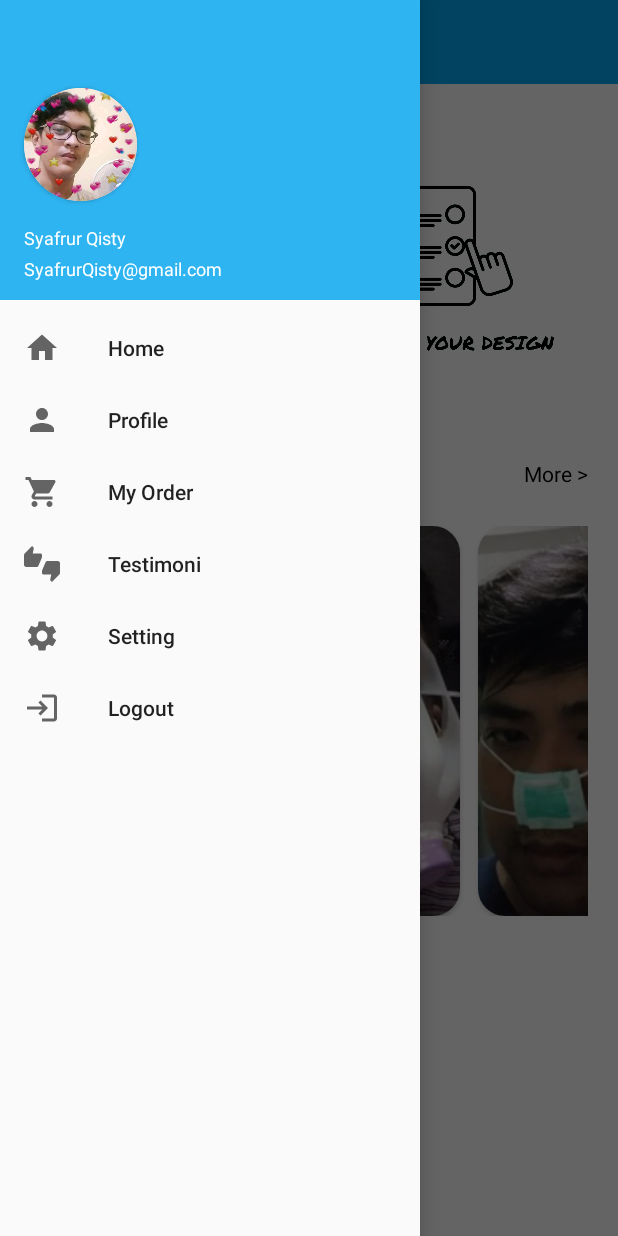
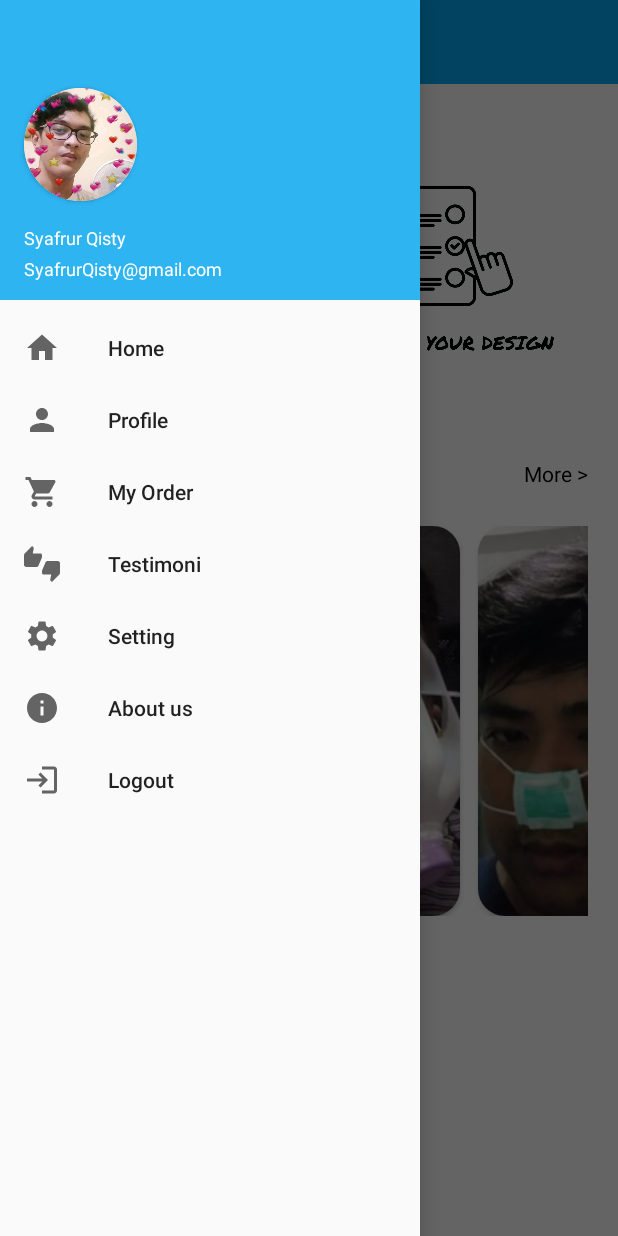
Before and after one commit to faynald/Maskerku-java, an Android app: the screen it shows after launch (MainActivity), with the side drawer open, on a phone screen of 412 x 824 dp. Run offline under Robolectric (Android 15) with nearby library versions, the phone set to English and light mode, and no system bars.

Commit message:
added about us page

```diff
--- a/app/src/main/java/com/pemvis/maskerku/MainActivity.java
+++ b/app/src/main/java/com/pemvis/maskerku/MainActivity.java
@@ -64,6 +64,11 @@ public class MainActivity extends AppCompatActivity {
         startActivity(new Intent(this, SettingActivity.class));
     }
 
+    public void toAboutus(MenuItem item){
+        drawerLayout.closeDrawers();
+        startActivity(new Intent(this, AboutusActivity.class));
+    }
+
     public void toLogin(MenuItem item) {
         drawerLayout.closeDrawers();
         startActivity(new Intent(MainActivity.this, LoginActivity.class));
--- /dev/null
+++ b/app/src/main/res/drawable/ic_baseline_info_24.xml
@@ -0,0 +1,6 @@
+<vector android:height="24dp"
+    android:tint="?attr/colorControlNormal"
+    android:viewportHeight="24" android:viewportWidth="24"
+    android:width="24dp" xmlns:android="http://schemas.android.com/apk/res/android">
+    <path android:fillColor="@android:color/white" android:pathData="M12,2C6.48,2 2,6.48 2,12s4.48,10 10,10 10,-4.48 10,-10S17.52,2 12,2zM13,17h-2v-6h2v6zM13,9h-2L11,7h2v2z"/>
+</vector>
--- a/app/src/main/res/menu/activity_main_drawer.xml
+++ b/app/src/main/res/menu/activity_main_drawer.xml
@@ -34,6 +34,12 @@
             android:checkable="false"
             android:title="Setting"/>
         <item
+            android:id="@+id/nav_about"
+            android:icon="@drawable/ic_baseline_info_24"
+            android:onClick="toAboutus"
+            android:checkable="false"
+            android:title="About us"/>
+        <item
             android:id="@+id/nav_login"
             android:icon="@drawable/ic_baseline_login_24"
             android:onClick="toLogin"
--- a/app/src/main/res/values/strings.xml
+++ b/app/src/main/res/values/strings.xml
@@ -24,4 +24,5 @@
     <string name="title_register">Register</string>
     <string name="text_sign_in_underlined"><u>Sign in</u></string>
     <string name="title_setting">Setting</string>
+    <string name="about_us">About us</string>
 </resources>
```
Also changed, not shown: app/src/main/AndroidManifest.xml (+6 -2 lines), app/src/main/java/com/pemvis/maskerku/AboutusActivity.java (added, +14 -0 lines), app/src/main/res/layout/activity_aboutus.xml (added, +9 -0 lines).
